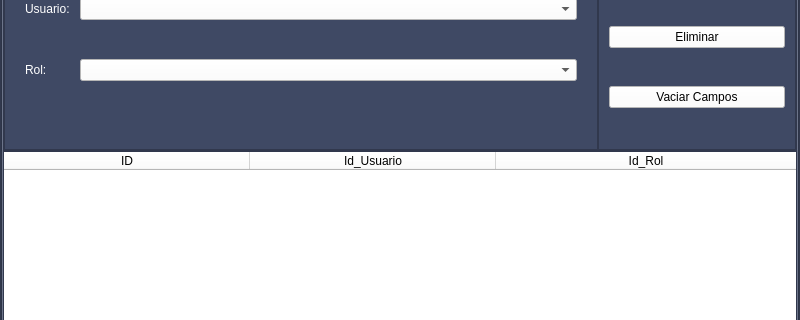
Before: the Qt Designer form Proyecto/Interfaces/Ui/Seguridad.ui in EdCenten0/MAPA-Python, drawn with Qt 5; both pictures show x 0 to 800 and y 161 to 481 of the 800 by 600 pixel window.
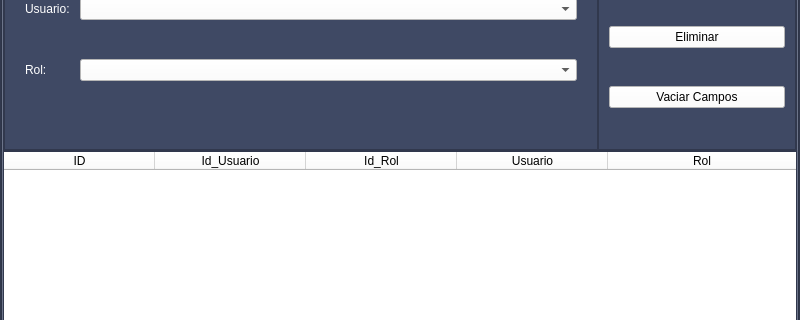
After: the same form once the commit is applied. The open tabs and pages were chosen to show the change.

Commit message: Agregue la vistas en Usuario_rol y Rol_opcion

Patch:
```diff
--- a/Proyecto/Interfaces/Ui/Seguridad.ui
+++ b/Proyecto/Interfaces/Ui/Seguridad.ui
@@ -1638,16 +1638,37 @@
                  <enum>QAbstractScrollArea::AdjustToContents</enum>
                 </property>
                 <attribute name="horizontalHeaderDefaultSectionSize">
-                 <number>246</number>
+                 <number>151</number>
+                </attribute>
+                <attribute name="horizontalHeaderHighlightSections">
+                 <bool>true</bool>
+                </attribute>
+                <attribute name="horizontalHeaderShowSortIndicator" stdset="0">
+                 <bool>false</bool>
                 </attribute>
                 <attribute name="horizontalHeaderStretchLastSection">
                  <bool>true</bool>
                 </attribute>
+                <attribute name="verticalHeaderVisible">
+                 <bool>false</bool>
+                </attribute>
+                <attribute name="verticalHeaderCascadingSectionResizes">
+                 <bool>false</bool>
+                </attribute>
+                <attribute name="verticalHeaderMinimumSectionSize">
+                 <number>22</number>
+                </attribute>
                 <attribute name="verticalHeaderDefaultSectionSize">
                  <number>25</number>
                 </attribute>
-                <attribute name="verticalHeaderMinimumSectionSize">
-                 <number>23</number>
+                <attribute name="verticalHeaderHighlightSections">
+                 <bool>true</bool>
+                </attribute>
+                <attribute name="verticalHeaderShowSortIndicator" stdset="0">
+                 <bool>false</bool>
+                </attribute>
+                <attribute name="verticalHeaderStretchLastSection">
+                 <bool>false</bool>
                 </attribute>
                 <column>
                  <property name="text">
@@ -1664,6 +1685,16 @@
                   <string>Id_Rol</string>
                  </property>
                 </column>
+                <column>
+                 <property name="text">
+                  <string>Usuario</string>
+                 </property>
+                </column>
+                <column>
+                 <property name="text">
+                  <string>Rol</string>
+                 </property>
+                </column>
                </widget>
               </item>
              </layout>
```
Left out of the diff: 66 changed lines with no effect on the pictures. The commit also changes 24 other files.
